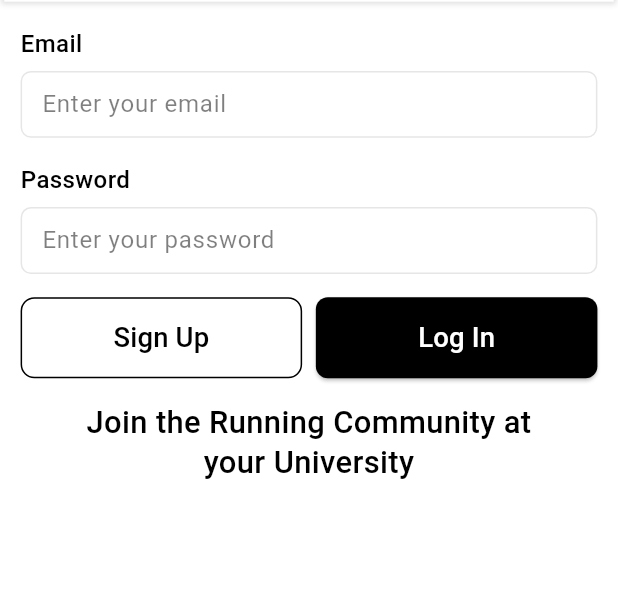
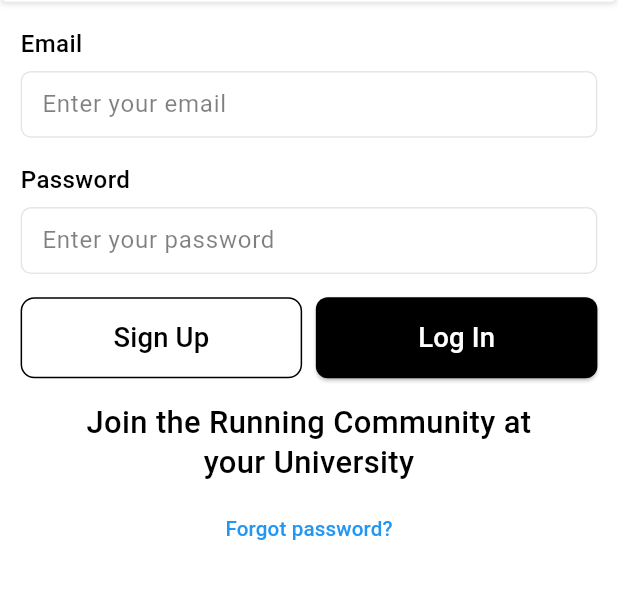
Before and after one commit to BillboEliasJohansson/Studentloppet-Frontend, a Flutter app: the screen it shows after launch, on a phone screen of 412 x 824 dp, the part 86-685 px from its top. Run offline on Flutter 3.47's test engine with Material 3 defaults, Android fonts, the light colour scheme and no system bars; our stand-ins replace cached_network_image, flutter_svg.

Commit message:
Fixade navigationen till forgot password skärmen

```diff
--- /dev/null
+++ b/lib/Screens/forgot_password_screen.dart
@@ -0,0 +1,15 @@
+import 'package:flutter/material.dart';
+
+class ForgotPasswordScreen extends StatelessWidget {
+  @override
+  Widget build(BuildContext context) {
+    return Scaffold(
+      appBar: AppBar(
+        title: Text("Forgot Password"),
+      ),
+      body: Center(
+        child: Text("Reset password functionality goes here."),
+      ),
+    );
+  }
+}
--- a/lib/Screens/login_screen.dart
+++ b/lib/Screens/login_screen.dart
@@ -14,6 +14,7 @@
 import '../widgets/custom_elevated_button.dart';
 import '../widgets/custom_outlined_button.dart';
 import '../widgets/custom_text_form_field.dart';
+import 'forgot_password_screen.dart';
 
 class LoginScreen extends StatelessWidget {
   LoginScreen({super.key});
@@ -56,7 +57,22 @@
                         ),
                       ),
                     ),
-                    SizedBox(height: 5.v)
+                    SizedBox(height: 5.v),
+                    TextButton(
+                      onPressed: () {
+                        Navigator.push(
+                          context,
+                          MaterialPageRoute(
+                              builder: (context) => ForgotPasswordScreen()),
+                        );
+                      },
+                      child: Text(
+                        "Forgot password?",
+                        style: theme.textTheme.bodyText1!.copyWith(
+                          color: Colors.blue,
+                        ),
+                      ),
+                    ),
                   ],
                 ),
               ),
--- a/lib/routes/app_routes.dart
+++ b/lib/routes/app_routes.dart
@@ -1,4 +1,5 @@
 import 'package:flutter/material.dart';
+import 'package:studentloppet/Screens/forgot_password_screen.dart';
 import 'package:studentloppet/Screens/login_screen.dart';
 import 'package:studentloppet/Screens/signup_screen.dart';
 import 'package:studentloppet/Screens/home_screen.dart';
@@ -10,9 +11,13 @@
 
   static const String homeScreen = '/Screens/home_screen.dart';
 
+  static const String forgotPasswordScreen =
+      '/Screens/forgot_password_screen.dart';
+
   static Map<String, WidgetBuilder> routes = {
     initialRoute: (context) => LoginScreen(),
     signupScreen: (context) => SignupScreen(),
-    homeScreen: (context) => HomeScreen()
+    homeScreen: (context) => HomeScreen(),
+    forgotPasswordScreen: (contect) => ForgotPasswordScreen(),
   };
 }
--- a/lib/widgets/custom_dropdownmenu.dart
+++ b/lib/widgets/custom_dropdownmenu.dart
@@ -63,7 +63,7 @@
         child: DropdownMenu(
           textStyle: theme.textTheme.bodyMedium,
           hintText: hintText,
-          menuHeight: 300,
+          menuHeight: 300, //Fixade hur stor dropdown baren är
           enableSearch: true,
           enableFilter: true,
           dropdownMenuEntries: entries,
```
